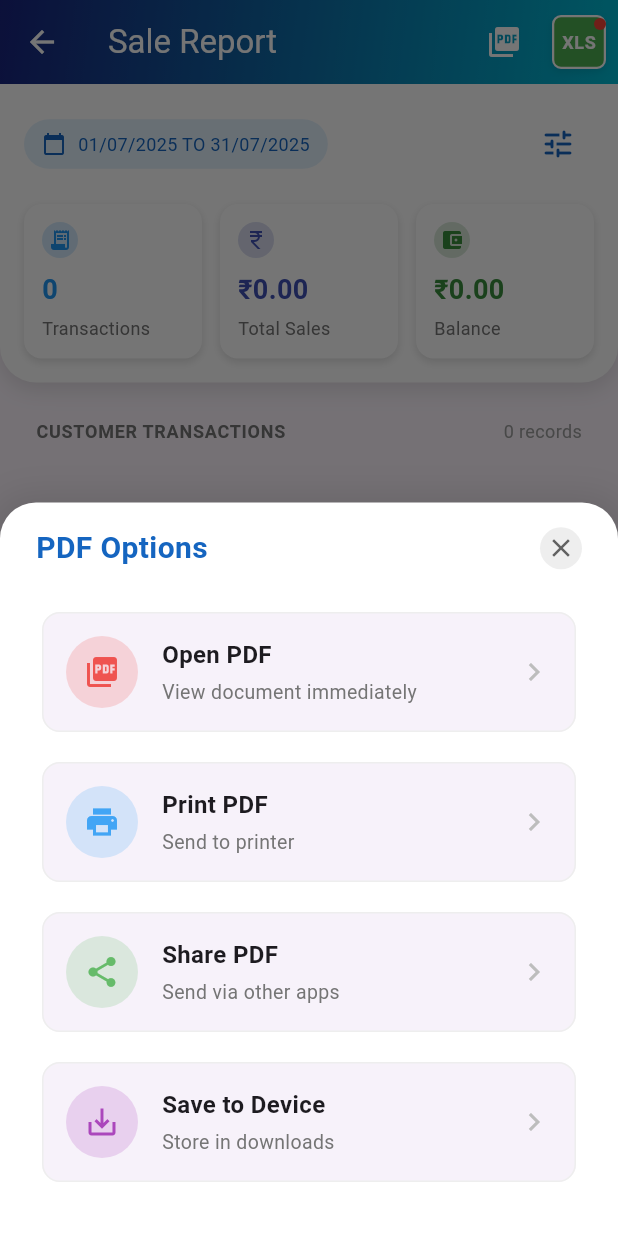
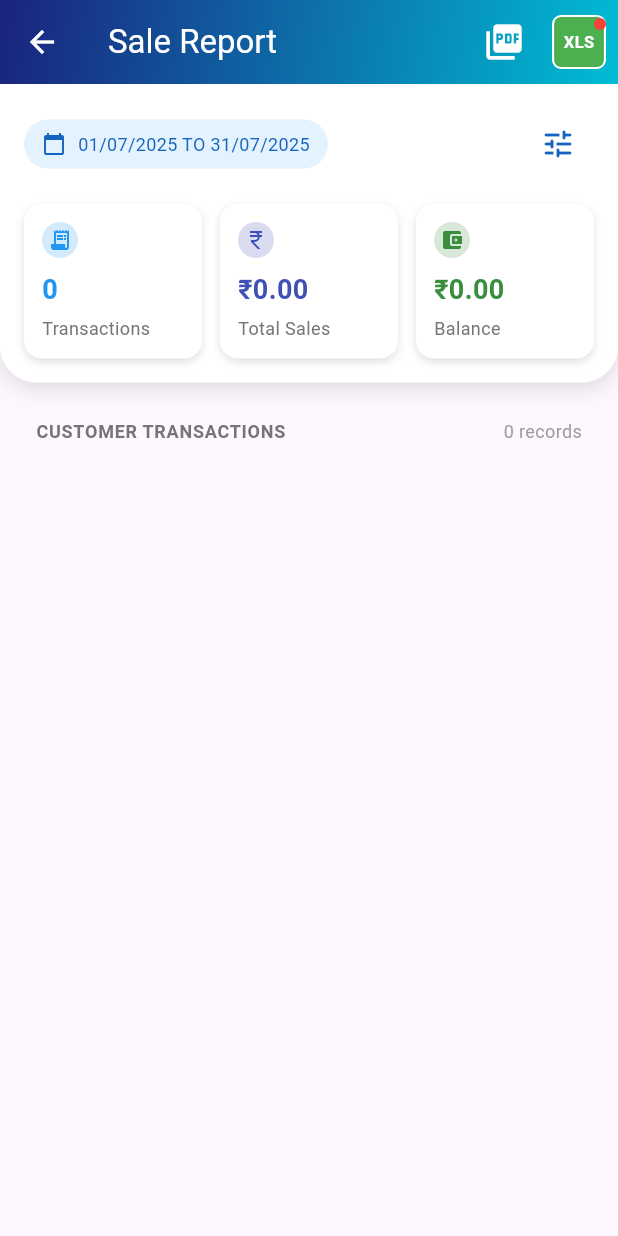
Before and after one commit to Vishnu1017/ClickAccount, a Flutter app: the SalesReportPage screen opened directly with empty values, after a tap on the "picture as pdf" icon, on a phone screen of 412 x 824 dp. Run offline on Flutter 3.47's test engine with Material 3 defaults, Android fonts, the light colour scheme and no system bars; our stand-ins replace csv, fl_chart, font_awesome_flutter, hive, hive_flutter, image_picker and 7 more; missing offline and left inert: flutter_pdfview; accounts and stored records are empty.

Commit message:
Added PDf and Csv files to save the Sales

```diff
--- a/lib/screens/SalesReportPage.dart
+++ b/lib/screens/SalesReportPage.dart
@@ -1,6 +1,15 @@
+import 'dart:io';
+
 import 'package:click_account/models/sale.dart';
+import 'package:csv/csv.dart';
 import 'package:flutter/material.dart';
+import 'package:flutter/services.dart';
 import 'package:intl/intl.dart';
+import 'package:open_filex/open_filex.dart';
+import 'package:path_provider/path_provider.dart';
+import 'package:pdf/pdf.dart';
+import 'package:pdf/widgets.dart' as pw;
+import 'package:printing/printing.dart';
 
 enum DateRangePreset {
   today,
@@ -79,327 +88,315 @@ class _SalesReportPageState extends State<SalesReportPage> {
     });
   }
 
-  void _showPdfOptions(BuildContext context) {
-    showModalBottomSheet(
-      context: context,
-      backgroundColor: Colors.transparent,
-      isScrollControlled: true,
-      builder: (BuildContext context) {
-        return Container(
-          decoration: BoxDecoration(
-            color: Colors.white,
-            borderRadius: BorderRadius.only(
-              topLeft: Radius.circular(24),
-              topRight: Radius.circular(24),
+  Future<pw.Document> _generateSalesReportPdf(List<Sale> sales) async {
+    final pdf = pw.Document();
+    final dateFormat = DateFormat('dd/MM/yyyy');
+    final currencyFormat = NumberFormat.simpleCurrency(locale: 'en_IN');
+
+    // ✅ Load Roboto font for ₹ support
+    final fontData = await rootBundle.load('assets/fonts/Roboto-Regular.ttf');
+    final ttf = pw.Font.ttf(fontData.buffer.asByteData());
+
+    final totalSales = sales.fold(0.0, (sum, s) => sum + s.totalAmount);
+
+    pdf.addPage(
+      pw.MultiPage(
+        pageFormat: PdfPageFormat.a4,
+        margin: pw.EdgeInsets.all(20),
+        build:
+            (context) => [
+              // Header with brand
+              pw.Container(
+                padding: const pw.EdgeInsets.all(8),
+                decoration: pw.BoxDecoration(
+                  border: pw.Border.all(color: PdfColors.grey600),
+                  borderRadius: pw.BorderRadius.circular(6),
+                  color: PdfColor.fromHex('#E0F7FA'),
                 ),
-            boxShadow: [
-              BoxShadow(
-                color: Colors.black.withOpacity(0.1),
-                blurRadius: 20,
-                spreadRadius: 5,
+                child: pw.Row(
+                  crossAxisAlignment: pw.CrossAxisAlignment.start,
+                  children: [
+                    pw.Container(
+                      width: 60,
+                      height: 60,
+                      decoration: pw.BoxDecoration(
+                        color: PdfColors.white,
+                        borderRadius: pw.BorderRadius.circular(8),
+                        border: pw.Border.all(color: PdfColors.grey),
+                      ),
+                      child: pw.Center(
+                        child: pw.Text(
+                          'SLP',
+                          style: pw.TextStyle(
+                            fontSize: 20,
+                            fontWeight: pw.FontWeight.bold,
+                            font: ttf,
+                            color: PdfColors.teal800,
+                          ),
+                        ),
+                      ),
+                    ),
+                    pw.SizedBox(width: 12),
+                    pw.Expanded(
+                      child: pw.Column(
+                        crossAxisAlignment: pw.CrossAxisAlignment.start,
+                        children: [
+                          pw.Text(
+                            'Shutter Life Photography',
+                            style: pw.TextStyle(
+                              fontSize: 16,
+                              fontWeight: pw.FontWeight.bold,
+                              font: ttf,
+                              color: PdfColors.indigo800,
+                            ),
+                          ),
+                          pw.Text(
+                            'Phone: 6360120253',
+                            style: pw.TextStyle(font: ttf),
+                          ),
+                          pw.Text(
+                            'Email: shutterlifephotography10@gmail.com',
+                            style: pw.TextStyle(font: ttf),
+                          ),
+                          pw.Text(
+                            'State: 61-Karnataka',
+                            style: pw.TextStyle(font: ttf),
                           ),
                         ],
-          ),
-          margin: EdgeInsets.only(top: 40),
-          padding: EdgeInsets.fromLTRB(
-            24,
-            16,
-            24,
-            MediaQuery.of(context).viewInsets.bottom + 16,
-          ),
-          child: Column(
-            mainAxisSize: MainAxisSize.min,
-            children: [
-              // Header with close button
-              Row(
-                mainAxisAlignment: MainAxisAlignment.spaceBetween,
-                children: [
-                  Text(
-                    'PDF Options',
-                    style: TextStyle(
-                      fontSize: 20,
-                      fontWeight: FontWeight.bold,
-                      color: Colors.blue[800],
-                    ),
-                  ),
-                  GestureDetector(
-                    onTap: () => Navigator.pop(context),
-                    child: Container(
-                      padding: EdgeInsets.all(4),
-                      decoration: BoxDecoration(
-                        shape: BoxShape.circle,
-                        color: Colors.grey[200],
-                      ),
-                      child: Icon(
-                        Icons.close,
-                        size: 20,
-                        color: Colors.grey[700],
-                      ),
                       ),
                     ),
                   ],
                 ),
-              SizedBox(height: 24),
+              ),
 
-              // PDF Options Cards
-              _buildPdfOptionCard(
-                context,
-                icon: Icons.picture_as_pdf,
-                iconColor: Colors.red[400],
-                title: 'Open PDF',
-                subtitle: 'View document immediately',
-              ),
-              SizedBox(height: 12),
-              _buildPdfOptionCard(
-                context,
-                icon: Icons.print,
-                iconColor: Colors.blue[400],
-                title: 'Print PDF',
-                subtitle: 'Send to printer',
-              ),
-              SizedBox(height: 12),
-              _buildPdfOptionCard(
-                context,
-                icon: Icons.share,
-                iconColor: Colors.green[400],
-                title: 'Share PDF',
-                subtitle: 'Send via other apps',
-              ),
-              SizedBox(height: 12),
-              _buildPdfOptionCard(
-                context,
-                icon: Icons.save_alt,
-                iconColor: Colors.purple[400],
-                title: 'Save to Device',
-                subtitle: 'Store in downloads',
-              ),
-              SizedBox(height: 16),
-            ],
-          ),
-        );
-      },
-    );
-  }
+              pw.SizedBox(height: 16),
 
-  Widget _buildPdfOptionCard(
-    BuildContext context, {
-    required IconData icon,
-    required Color? iconColor,
-    required String title,
-    required String subtitle,
-  }) {
-    return Card(
-      elevation: 0,
-      shape: RoundedRectangleBorder(
-        borderRadius: BorderRadius.circular(12),
-        side: BorderSide(color: Colors.grey[200]!, width: 1),
-      ),
-      child: InkWell(
-        borderRadius: BorderRadius.circular(12),
-        onTap: () {
-          Navigator.pop(context);
-          // Add your functionality here
-        },
-        child: Padding(
-          padding: EdgeInsets.all(16),
-          child: Row(
-            children: [
-              Container(
-                padding: EdgeInsets.all(12),
-                decoration: BoxDecoration(
-                  color: iconColor?.withOpacity(0.2),
-                  shape: BoxShape.circle,
-                ),
-                child: Icon(icon, size: 24, color: iconColor),
-              ),
-              SizedBox(width: 16),
-              Expanded(
-                child: Column(
-                  crossAxisAlignment: CrossAxisAlignment.start,
-                  children: [
-                    Text(
-                      title,
-                      style: TextStyle(
-                        fontSize: 16,
-                        fontWeight: FontWeight.w600,
-                      ),
-                    ),
-                    SizedBox(height: 4),
-                    Text(
-                      subtitle,
-                      style: TextStyle(fontSize: 13, color: Colors.grey[600]),
-                    ),
-                  ],
-                ),
-              ),
-              Icon(Icons.chevron_right, color: Colors.grey[400]),
-            ],
+              // Report Title
+              pw.Center(
+                child: pw.Text(
+                  'Sales Report',
+                  style: pw.TextStyle(
+                    fontSize: 14,
+                    fontWeight: pw.FontWeight.bold,
+                    decoration: pw.TextDecoration.underline,
+                    font: ttf,
+                    color: PdfColors.deepPurple,
                   ),
                 ),
               ),
-    );
-  }
 
-  void _showXlsOptions(BuildContext context) {
-    showModalBottomSheet(
-      context: context,
-      backgroundColor: Colors.transparent,
-      isScrollControlled: true,
-      builder: (BuildContext context) {
-        return Container(
-          decoration: BoxDecoration(
-            color: Colors.white,
-            borderRadius: BorderRadius.only(
-              topLeft: Radius.circular(24),
-              topRight: Radius.circular(24),
+              pw.SizedBox(height: 8),
+
+              pw.Text('Username: All Users', style: pw.TextStyle(font: ttf)),
+              pw.Text(
+                'Duration: From ${getFormattedRange()}',
+                style: pw.TextStyle(font: ttf),
               ),
-            boxShadow: [
-              BoxShadow(
-                color: Colors.black.withOpacity(0.1),
-                blurRadius: 20,
-                spreadRadius: 5,
+
+              pw.SizedBox(height: 16),
+
+              // Table
+              pw.Table.fromTextArray(
+                headerStyle: pw.TextStyle(
+                  fontWeight: pw.FontWeight.bold,
+                  font: ttf,
                 ),
+                headers: [
+                  'Date',
+                  'Order No.',
+                  'Party Name',
+                  'Phone No.',
+                  'Txn Type',
+                  'Status',
+                  'Payment Type',
+                  'Paid Amount',
+                  'Balance',
                 ],
+                cellStyle: pw.TextStyle(fontSize: 10, font: ttf),
+                columnWidths: {
+                  0: pw.FixedColumnWidth(50),
+                  1: pw.FixedColumnWidth(50),
+                  2: pw.FixedColumnWidth(80),
+                  3: pw.FixedColumnWidth(65),
+                  4: pw.FixedColumnWidth(40),
+                  5: pw.FixedColumnWidth(40),
+                  6: pw.FixedColumnWidth(70),
+                  7: pw.FixedColumnWidth(60),
+                  8: pw.FixedColumnWidth(50),
+                },
+                data:
+                    sales.map((s) {
+                      final balance = s.totalAmount - s.amount;
+                      return [
+                        dateFormat.format(s.dateTime),
+                        '-',
+                        s.customerName,
+                        s.phoneNumber,
+                        'Sale',
+                        balance <= 0 ? 'Paid' : 'Unpaid',
+                        s.paymentMode,
+                        currencyFormat.format(s.amount),
+                        currencyFormat.format(balance),
+                      ];
+                    }).toList(),
               ),
-          margin: EdgeInsets.only(top: 40),
-          padding: EdgeInsets.fromLTRB(
-            24,
-            16,
-            24,
-            MediaQuery.of(context).viewInsets.bottom + 16,
+
+              pw.SizedBox(height: 20),
+
+              // Total Summary Box
+              pw.Container(
+                alignment: pw.Alignment.centerRight,
+                padding: pw.EdgeInsets.all(10),
+                decoration: pw.BoxDecoration(
+                  border: pw.Border.all(color: PdfColors.grey),
+                  borderRadius: pw.BorderRadius.circular(6),
+                  color: PdfColors.indigo50,
                 ),
-          child: Column(
-            mainAxisSize: MainAxisSize.min,
-            children: [
-              // Header with close button
-              Row(
-                mainAxisAlignment: MainAxisAlignment.spaceBetween,
-                children: [
-                  Text(
-                    'Excel Options',
-                    style: TextStyle(
-                      fontSize: 20,
-                      fontWeight: FontWeight.bold,
-                      color:
-                          Colors.green[800], // Green instead of blue for Excel
+                child: pw.Text(
+                  'Total Sale: ${currencyFormat.format(totalSales)}',
+                  style: pw.TextStyle(
+                    fontWeight: pw.FontWeight.bold,
+                    fontSize: 12,
+                    font: ttf,
+                    color: PdfColors.indigo900,
                   ),
                 ),
-                  GestureDetector(
-                    onTap: () => Navigator.pop(context),
-                    child: Container(
-                      padding: EdgeInsets.all(4),
-                      decoration: BoxDecoration(
-                        shape: BoxShape.circle,
-                        color: Colors.grey[200],
               ),
-                      child: Icon(
-                        Icons.close,
-                        size: 20,
-                        color: Colors.grey[700],
+
+              pw.Spacer(),
+
+              // Footer
+              pw.Divider(),
+              pw.Row(
+                mainAxisAlignment: pw.MainAxisAlignment.spaceBetween,
+                children: [
+                  pw.Text(
+                    'Generated on: ${DateFormat('dd-MM-yyyy hh:mm a').format(DateTime.now())}',
+                    style: pw.TextStyle(
+                      fontSize: 9,
+                      color: PdfColors.grey600,
+                      font: ttf,
                     ),
+                  ),
+                  pw.Text(
+                    'Generated via MyApp',
+                    style: pw.TextStyle(
+                      fontSize: 9,
+                      color: PdfColors.grey600,
+                      font: ttf,
                     ),
                   ),
                 ],
               ),
-              SizedBox(height: 24),
-
-              // Excel Options Cards - Same design as PDF options
-              _buildXlsOptionCard(
-                context,
-                icon: Icons.open_in_new,
-                iconColor: Colors.green[600],
-                title: 'Open Excel',
-                subtitle: 'View spreadsheet immediately',
-              ),
-              SizedBox(height: 12),
-              _buildXlsOptionCard(
-                context,
-                icon: Icons.share,
-                iconColor: Colors.blue[400],
-                title: 'Share Excel',
-                subtitle: 'Send via other apps',
-              ),
-              SizedBox(height: 12),
-              _buildXlsOptionCard(
-                context,
-                icon: Icons.download,
-                iconColor: Colors.red[400],
-                title: 'Export to Excel',
-                subtitle: 'Download file',
-              ),
-              SizedBox(height: 12),
-              _buildXlsOptionCard(
-                context,
-                icon: Icons.schedule,
-                iconColor: Colors.purple[400],
-                title: 'Schedule Report',
-                subtitle: 'Set up automatic exports',
-              ),
-              SizedBox(height: 16),
             ],
       ),
     );
-      },
+
+    return pdf;
+  }
+
+  Future<void> _exportToCSV(BuildContext context) async {
+    try {
+      if (!mounted) return;
+
+      final scaffoldMessenger = ScaffoldMessenger.of(context);
+      final sales = getFilteredSales();
+
+      if (sales.isEmpty) {
+        scaffoldMessenger.showSnackBar(
+          const SnackBar(content: Text('No sales data to export')),
+        );
+        return;
+      }
+
+      // Show loading indicator
+      scaffoldMessenger.showSnackBar(
+        const SnackBar(
+          content: Row(
+            children: [
+              CircularProgressIndicator(),
+              SizedBox(width: 20),
+              Text('Generating CSV file...'),
+            ],
+          ),
+          duration: Duration(seconds: 2),
+        ),
+      );
+
+      final dateFormat = DateFormat('dd/MM/yyyy');
+      final buffer = StringBuffer();
+
+      // Add UTF-8 BOM for Excel compatibility
+      buffer.write('\uFEFF');
+
+      // Header row
+      buffer.writeln(
+        [
+          'Date',
+          'Order No',
+          'Party Name',
+          'Phone No',
+          'Txn Type',
+          'Status',
+          'Payment Type',
+          'Paid Amount',
+          'Balance',
+        ].map((e) => '"$e"').join(','),
+      );
+
+      // Data rows
+      for (var s in sales) {
+        final balance = s.totalAmount - s.amount;
+        buffer.writeln(
+          [
+            dateFormat.format(s.dateTime),
+            '-',
+            s.customerName,
+            s.phoneNumber,
+            'Sale',
+            balance <= 0 ? 'Paid' : 'Unpaid',
+            s.paymentMode,
+            s.amount.toStringAsFixed(2),
+            balance.toStringAsFixed(2),
+          ].map((e) => '"${e.toString().replaceAll('"', '""')}"').join(','),
         );
       }
 
-  Widget _buildXlsOptionCard(
-    BuildContext context, {
-    required IconData icon,
-    required Color? iconColor,
-    required String title,
-    required String subtitle,
-  }) {
-    return Card(
-      elevation: 0,
-      shape: RoundedRectangleBorder(
-        borderRadius: BorderRadius.circular(12),
-        side: BorderSide(color: Colors.grey[200]!, width: 1),
-      ),
-      child: InkWell(
-        borderRadius: BorderRadius.circular(12),
-        onTap: () {
-          Navigator.pop(context);
-          // Add your Excel functionality here
-        },
-        child: Padding(
-          padding: EdgeInsets.all(16),
-          child: Row(
-            children: [
-              Container(
-                padding: EdgeInsets.all(12),
-                decoration: BoxDecoration(
-                  color: iconColor?.withOpacity(0.2),
-                  shape: BoxShape.circle,
-                ),
-                child: Icon(icon, size: 24, color: iconColor),
-              ),
-              SizedBox(width: 16),
-              Expanded(
-                child: Column(
-                  crossAxisAlignment: CrossAxisAlignment.start,
-                  children: [
-                    Text(
-                      title,
-                      style: TextStyle(
-                        fontSize: 16,
-                        fontWeight: FontWeight.w600,
-                      ),
-                    ),
-                    SizedBox(height: 4),
-                    Text(
-                      subtitle,
-                      style: TextStyle(fontSize: 13, color: Colors.grey[600]),
-                    ),
-                  ],
-                ),
-              ),
-              Icon(Icons.chevron_right, color: Colors.grey[400]),
-            ],
-          ),
-        ),
-      ),
+      // Get directory
+      final directory = await getApplicationDocumentsDirectory();
+      final timestamp = DateFormat('yyyyMMdd_HHmmss').format(DateTime.now());
+      final path = '${directory.path}/Sales_Report_$timestamp.csv';
+
+      // Write file
+      final file = File(path);
+      await file.writeAsString(buffer.toString());
+
+      // Verify file was created
+      if (!await file.exists()) {
+        throw Exception('Failed to create CSV file');
+      }
+
+      // Open file
+      final result = await OpenFilex.open(path);
+
+      if (!mounted) return;
+
+      if (result.type != ResultType.done) {
+        scaffoldMessenger.showSnackBar(
+          SnackBar(content: Text('Failed to open file: ${result.message}')),
         );
+      } else {
+        scaffoldMessenger.showSnackBar(
+          const SnackBar(content: Text('CSV file exported successfully')),
+        );
+      }
+    } catch (e) {
+      if (!mounted) return;
+      ScaffoldMessenger.of(
+        context,
+      ).showSnackBar(SnackBar(content: Text('Error: ${e.toString()}')));
+      debugPrint('CSV Export Error: $e');
+    }
   }
 
   Future<void> _selectDateRange(BuildContext context) async {
@@ -472,14 +469,17 @@ class _SalesReportPageState extends State<SalesReportPage> {
         title: Text("Sale Report", style: TextStyle(color: Colors.white)),
         actions: [
           IconButton(
-            icon: Icon(Icons.picture_as_pdf, color: Colors.white),
-            onPressed: () => _showPdfOptions(context),
+            icon: Icon(Icons.picture_as_pdf, color: Colors.white, size: 28),
+            onPressed: () async {
+              final pdf = await _generateSalesReportPdf(getFilteredSales());
+              await Printing.layoutPdf(onLayout: (format) async => pdf.save());
+            },
           ),
           Stack(
             children: [
               IconButton(
                 icon: CustomXlsIcon(),
-                onPressed: () => _showXlsOptions(context),
+                onPressed: () => _exportToCSV(context),
               ),
               Positioned(
                 right: 8,
@@ -861,14 +861,7 @@ class CustomXlsIcon extends StatelessWidget {
       decoration: BoxDecoration(
         color: Colors.green,
         borderRadius: BorderRadius.circular(6),
-        border: Border.all(color: Colors.white, width: 1.5),
-        boxShadow: [
-          BoxShadow(
-            color: Colors.black.withOpacity(0.1),
-            blurRadius: 4,
-            offset: Offset(0, 2),
-          ),
-        ],
+        border: Border.all(color: Colors.white, width: 1.4),
       ),
       child: Center(
         child: Text(
@@ -876,8 +869,7 @@ class CustomXlsIcon extends StatelessWidget {
           style: TextStyle(
             color: Colors.white,
             fontWeight: FontWeight.bold,
-            fontSize: 12, // Slightly larger font
-            letterSpacing: 0.5,
+            fontSize: 11,
           ),
         ),
       ),
--- a/pubspec.yaml
+++ b/pubspec.yaml
@@ -60,6 +60,9 @@ dependencies:
   firebase_core: ^3.15.1
   firebase_storage: ^12.4.9
   file_saver: ^0.3.1
+  open_filex: ^4.7.0
+  syncfusion_flutter_pdfviewer: ^30.1.39
+  csv: ^6.0.0
 
 flutter_icons:
   android: true
```
Also changed, not shown: lib/screens/nav_bar_page.dart (+20 -12 lines), pubspec.lock, 6 other files. Lines whose indentation alone changed are shown as unchanged.
